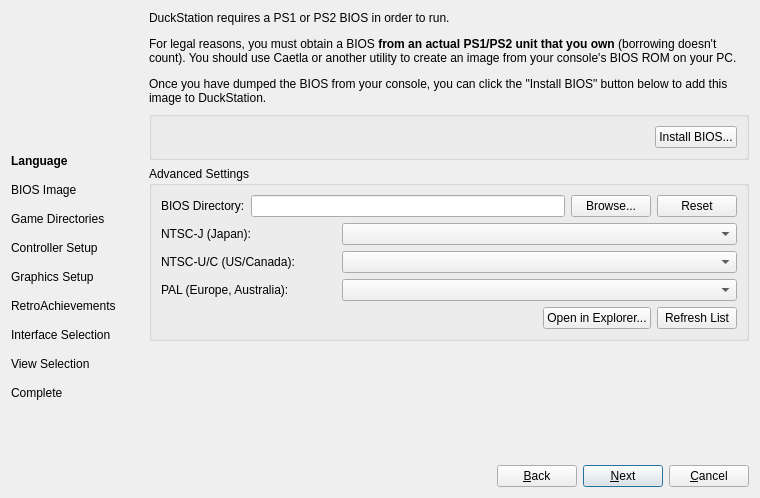
First picture: the form in src/duckstation-qt/setupwizarddialog.ui, repository stenzek/duckstation, before the edit.
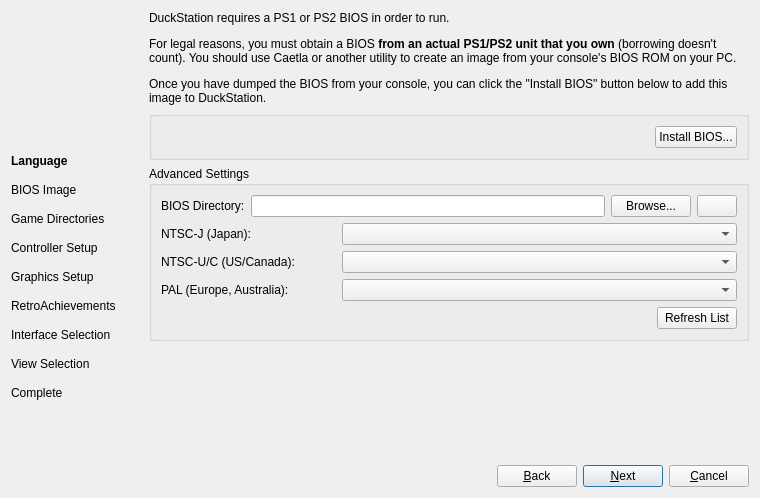
Second picture: the form after the edit. The open tabs and pages were chosen to show the change. Icons and pictures are not drawn. Custom widgets are drawn as their Qt base class.

Commit message:
Qt: Move folder open/reset actions into overflow menu
Also moves the BIOS install/refresh buttons into the BIOS selection group.

```diff
--- a/src/duckstation-qt/setupwizarddialog.ui
+++ b/src/duckstation-qt/setupwizarddialog.ui
@@ -377,9 +377,9 @@
              </widget>
             </item>
             <item>
-             <widget class="QPushButton" name="resetBiosSearchDirectory">
-              <property name="text">
-               <string>Reset</string>
+             <widget class="QPushButton" name="biosSearchDirectoryMore">
+              <property name="toolTip">
+               <string>More Options</string>
               </property>
               <property name="icon">
                <iconset resource="resources/duckstation-qt.qrc">
@@ -459,17 +459,6 @@
               </property>
              </spacer>
             </item>
-            <item>
-             <widget class="QPushButton" name="openBiosSearchDirectory">
-              <property name="text">
-               <string>Open in Explorer...</string>
-              </property>
-              <property name="icon">
-               <iconset resource="resources/duckstation-qt.qrc">
-                <normaloff>:/icons/monochrome/svg/open-folder-line.svg</normaloff>:/icons/monochrome/svg/open-folder-line.svg</iconset>
-              </property>
-             </widget>
-            </item>
             <item>
              <widget class="QPushButton" name="refreshBiosList">
               <property name="text">
```
Left out of the diff: 2 changed lines with no effect on the pictures. The commit also changes 12 other files.
